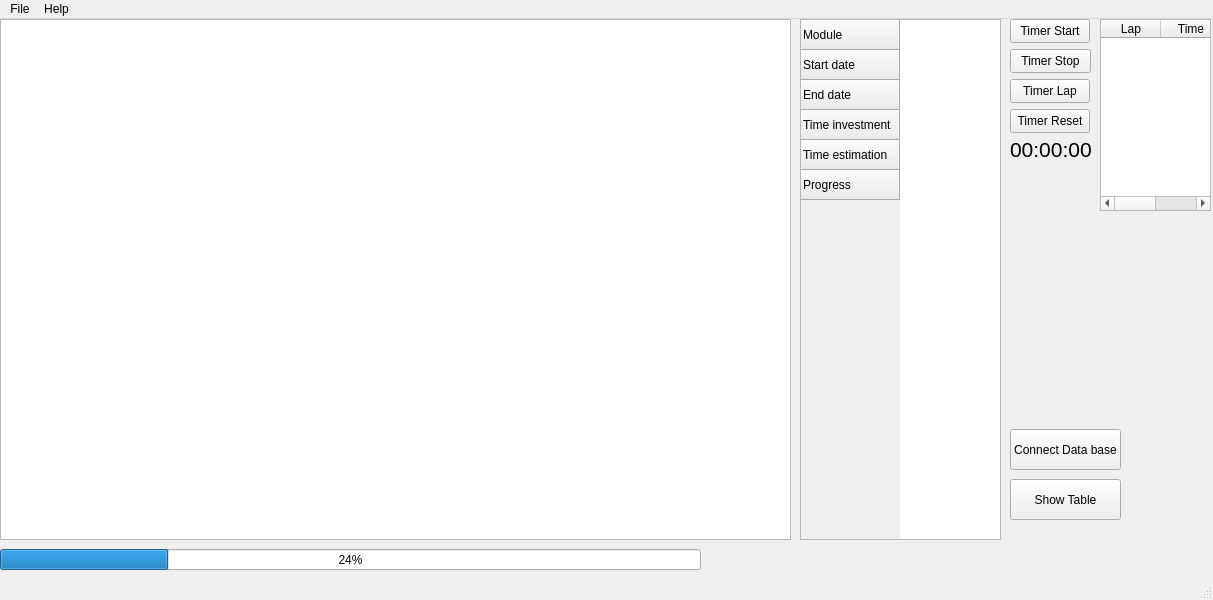
Before: the Qt Designer form src/mainwindow.ui in Enidable/AkademeMateQt, drawn with Qt 5.
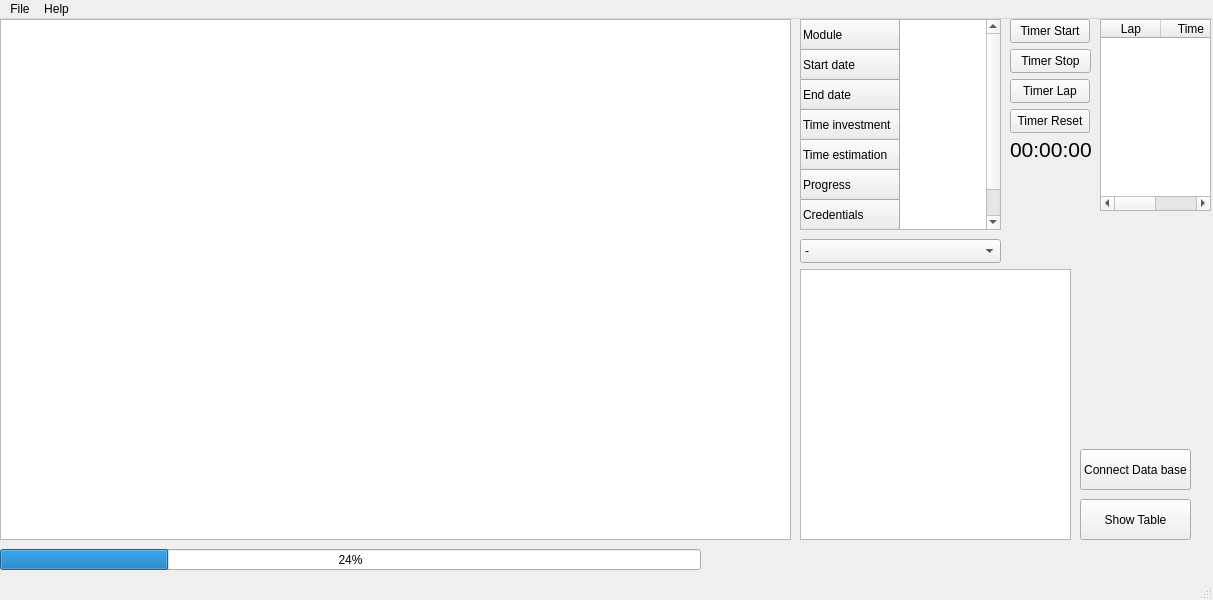
After: the same form once the commit is applied.

```diff
--- a/src/mainwindow.ui
+++ b/src/mainwindow.ui
@@ -126,7 +126,7 @@
       <x>800</x>
       <y>0</y>
       <width>201</width>
-      <height>521</height>
+      <height>211</height>
      </rect>
     </property>
     <row>
@@ -159,6 +159,11 @@
       <string>Progress</string>
      </property>
     </row>
+    <row>
+     <property name="text">
+      <string>Credentials</string>
+     </property>
+    </row>
    </widget>
    <widget class="QTableView" name="MainTable">
     <property name="geometry">
@@ -173,8 +178,8 @@
    <widget class="QPushButton" name="Load_db_button">
     <property name="geometry">
      <rect>
-      <x>1010</x>
-      <y>460</y>
+      <x>1080</x>
+      <y>480</y>
       <width>111</width>
       <height>41</height>
      </rect>
@@ -186,8 +191,8 @@
    <widget class="QPushButton" name="connect_db_button">
     <property name="geometry">
      <rect>
-      <x>1010</x>
-      <y>410</y>
+      <x>1080</x>
+      <y>430</y>
       <width>111</width>
       <height>41</height>
      </rect>
@@ -196,6 +201,61 @@
      <string>Connect Data base</string>
     </property>
    </widget>
+   <widget class="QTableWidget" name="variable_detail_table">
+    <property name="geometry">
+     <rect>
+      <x>800</x>
+      <y>250</y>
+      <width>271</width>
+      <height>271</height>
+     </rect>
+    </property>
+   </widget>
+   <widget class="QComboBox" name="select_details">
+    <property name="geometry">
+     <rect>
+      <x>800</x>
+      <y>220</y>
+      <width>201</width>
+      <height>24</height>
+     </rect>
+    </property>
+    <item>
+     <property name="text">
+      <string>-</string>
+     </property>
+    </item>
+    <item>
+     <property name="text">
+      <string>Assignment current time investment</string>
+     </property>
+    </item>
+    <item>
+     <property name="text">
+      <string>Assignment time estimation</string>
+     </property>
+    </item>
+    <item>
+     <property name="text">
+      <string>Exam current time investment</string>
+     </property>
+    </item>
+    <item>
+     <property name="text">
+      <string>Exam time estimation</string>
+     </property>
+    </item>
+    <item>
+     <property name="text">
+      <string>Laboratory report current time investment</string>
+     </property>
+    </item>
+    <item>
+     <property name="text">
+      <string>Laboratory report time estimation</string>
+     </property>
+    </item>
+   </widget>
   </widget>
   <widget class="QMenuBar" name="menubar">
    <property name="geometry">
```
